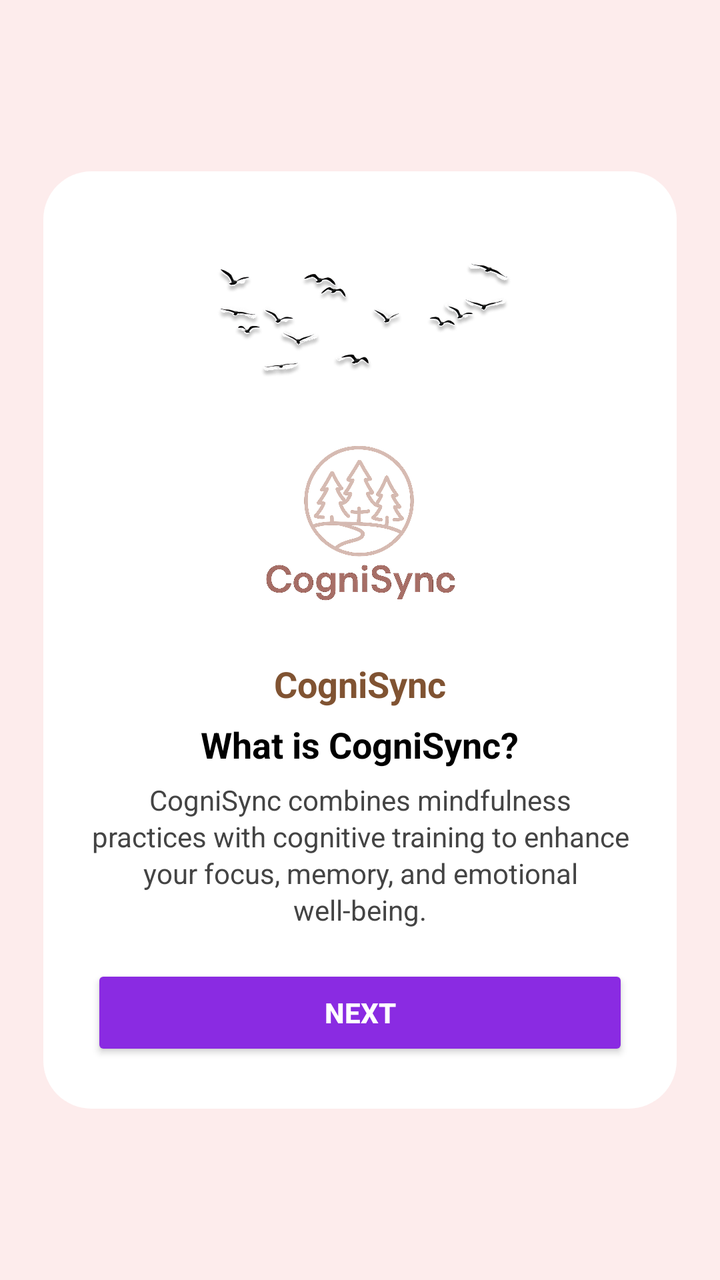
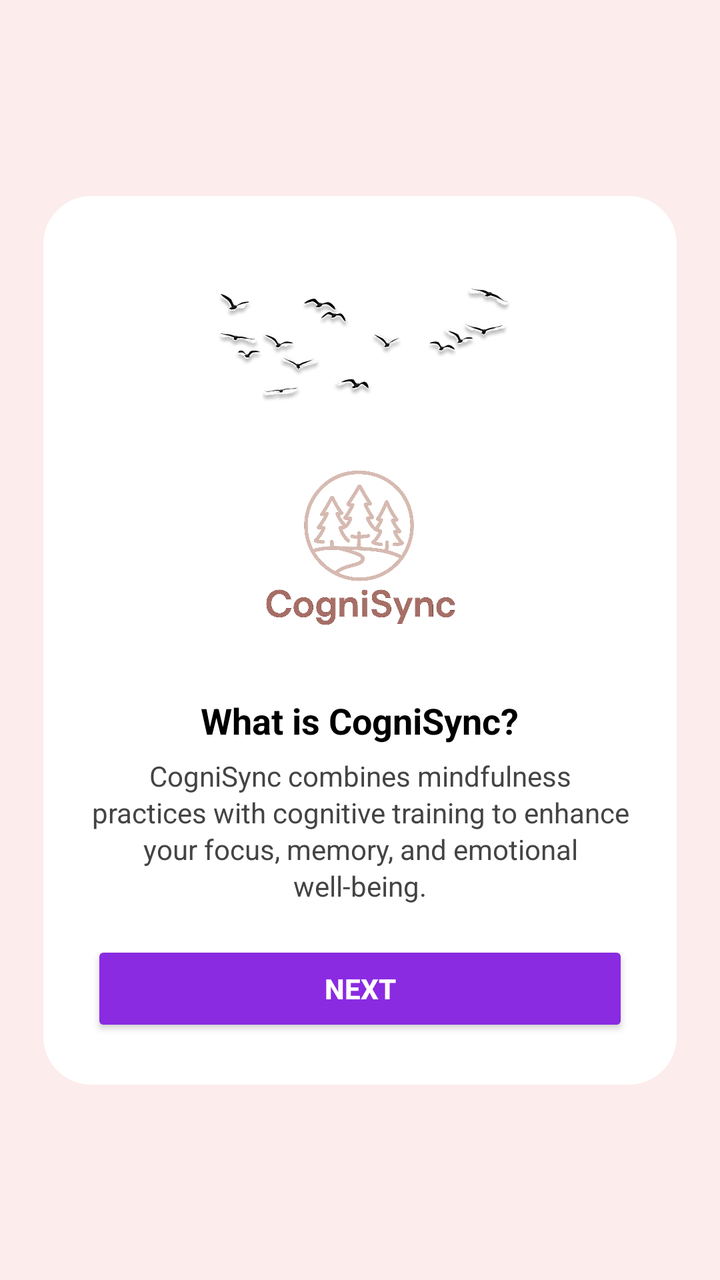

The first picture is an Android layout as it rendered before a commit; the second is the same layout after the commit. The layout source and the unified diff follow.
<!-- AndroidManifest.xml: application theme Theme.CogniSync -->
<!-- res/layout/fragment_intro1.xml -->
<?xml version="1.0" encoding="utf-8"?>
<androidx.constraintlayout.widget.ConstraintLayout
    xmlns:android="http://schemas.android.com/apk/res/android"
    xmlns:app="http://schemas.android.com/apk/res-auto"
    android:layout_width="match_parent"
    android:layout_height="match_parent"
    android:background="#FDECEC">

    <LinearLayout
        android:id="@+id/cardContainer"
        android:layout_width="0dp"
        android:layout_height="wrap_content"
        android:orientation="vertical"
        android:padding="24dp"
        android:gravity="center"
        android:background="@drawable/intro_card_bg"


    android:elevation="0dp"


    android:layout_marginVertical="16dp"

    app:layout_constraintWidth_percent="0.88"
    app:layout_constraintTop_toTopOf="parent"
    app:layout_constraintBottom_toBottomOf="parent"
    app:layout_constraintStart_toStartOf="parent"
    app:layout_constraintEnd_toEndOf="parent">

    
    <ImageView
        android:id="@+id/birdsImage"
        android:layout_width="200dp"
        android:layout_height="90dp"
        android:src="@drawable/ic_birds_1"
        android:scaleType="fitCenter"
        android:layout_marginBottom="6dp"/>

    
    <ImageView
        android:layout_width="120dp"
        android:layout_height="120dp"
        android:src="@drawable/logo_1"
        android:scaleType="fitCenter"
        android:layout_marginBottom="4dp"/>

    
    <TextView
        android:layout_width="wrap_content"
        android:layout_height="wrap_content"
        android:text="CogniSync"
        android:textStyle="bold"
        android:textColor="#805332"
        android:textSize="18sp"/>

    
    <TextView
        android:layout_width="wrap_content"
        android:layout_height="wrap_content"
        android:text="What is CogniSync?"
        android:layout_marginTop="6dp"
        android:textStyle="bold"
        android:textSize="18sp"
        android:textColor="#000"
        android:gravity="center"/>

    
    <TextView
        android:layout_width="match_parent"
        android:layout_height="wrap_content"
        android:text="CogniSync combines mindfulness practices with cognitive training to enhance your focus, memory, and emotional well-being."
        android:layout_marginTop="6dp"
        android:textSize="14sp"
        android:textColor="#444"
        android:gravity="center"
        android:lineSpacingExtra="2dp"/>

    
    <View
        android:layout_width="match_parent"
        android:layout_height="12dp"/>

    
    <Button
        android:id="@+id/btnNext"
        android:layout_width="match_parent"
        android:layout_height="48dp"
        android:text="NEXT"
        android:textStyle="bold"
        android:textColor="#FFFFFF"
        android:backgroundTint="#8A2BE2"
        android:layout_marginTop="6dp"/>

</LinearLayout>

    </androidx.constraintlayout.widget.ConstraintLayout>
<!-- resources referenced by this layout -->
<resources>
  <!-- drawable ic_birds_1: png bitmap (drawable, 183230 bytes) -->
  <!-- drawable intro_card_bg (drawable) -->
  <shape xmlns:android="http://schemas.android.com/apk/res/android">
      <solid android:color="#FFFFFF"/>
      <corners android:radius="24dp"/>
  </shape>
  <!-- drawable logo_1: png bitmap (drawable, 403274 bytes) -->
  <style name="Theme.CogniSync" parent="Theme.MaterialComponents.DayNight.NoActionBar">
  
  
  
          
          <item name="android:statusBarColor">@android:color/white</item>
          <item name="android:windowLightStatusBar">true</item>
  
      </style>
</resources>

<!-- the commit's change to res/layout/fragment_intro1.xml (unified diff, before → after) -->
@@ -45,13 +45,7 @@
         android:layout_marginBottom="4dp"/>
 
     
-    <TextView
-        android:layout_width="wrap_content"
-        android:layout_height="wrap_content"
-        android:text="CogniSync"
-        android:textStyle="bold"
-        android:textColor="#805332"
-        android:textSize="18sp"/>
+
 
     
     <TextView
